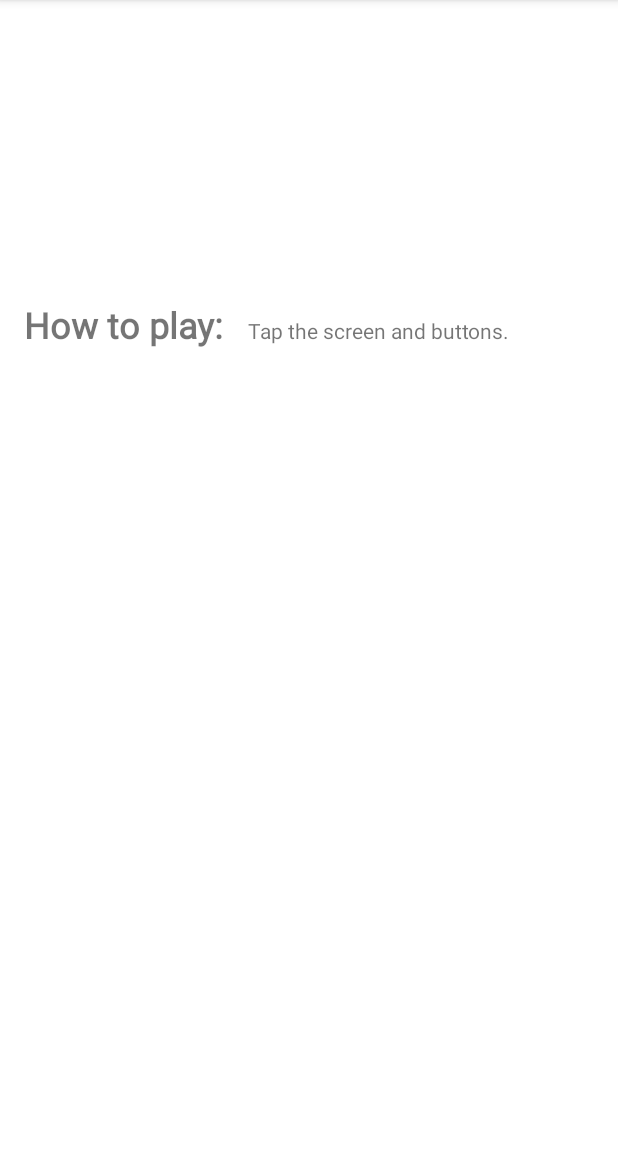
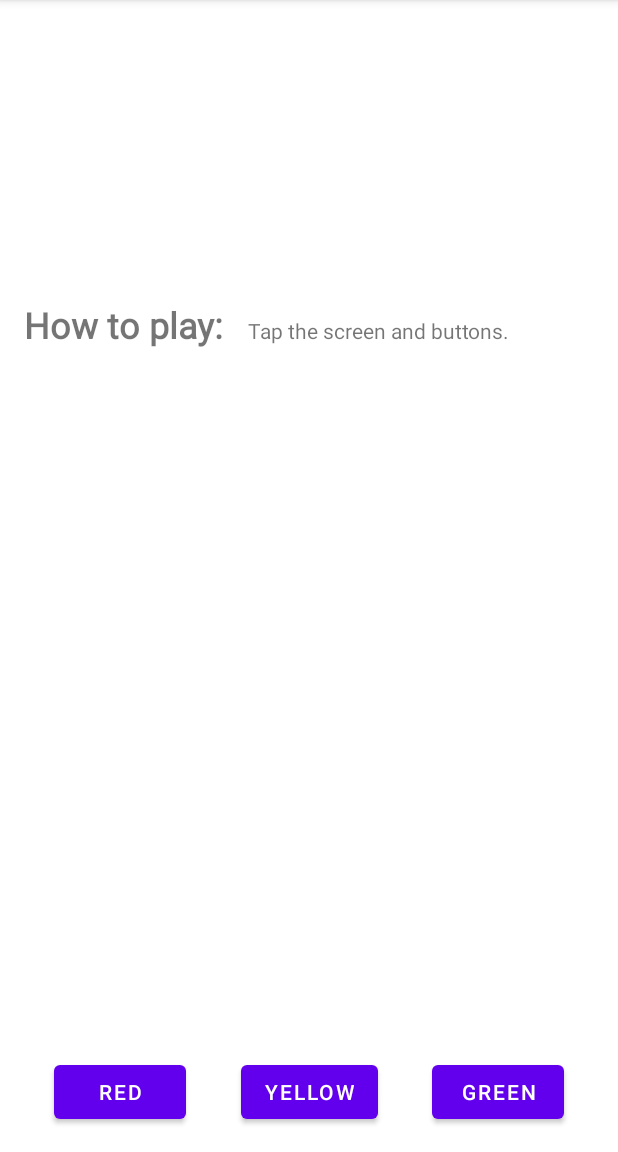
Before and after one commit to conrrado/ColorMyViews, an Android app: the screen it shows after launch (MainActivity), on a phone screen of 412 x 824 dp, the part 84-1236 px from its top. Run offline under Robolectric (Android 15) with nearby library versions, the phone set to English and light mode, and no system bars.

Commit message:
Title: Buttons with colors
Body: Added red, green and yellow button to change color.

```diff
--- a/app/src/main/java/com/conrradocamacho/colormyviews/MainActivity.kt
+++ b/app/src/main/java/com/conrradocamacho/colormyviews/MainActivity.kt
@@ -4,9 +4,15 @@ import android.graphics.Color
 import androidx.appcompat.app.AppCompatActivity
 import android.os.Bundle
 import android.view.View
+import android.widget.Button
 import android.widget.TextView
 
 class MainActivity : AppCompatActivity() {
+
+    private lateinit var boxThreeText: TextView
+    private lateinit var boxFourText: TextView
+    private lateinit var boxFiveText: TextView
+
     override fun onCreate(savedInstanceState: Bundle?) {
         super.onCreate(savedInstanceState)
         setContentView(R.layout.activity_main)
@@ -16,14 +22,18 @@ class MainActivity : AppCompatActivity() {
     private fun setListeners() {
         val boxOneText = findViewById<TextView>(R.id.box_one_text)
         val boxTwoText = findViewById<TextView>(R.id.box_two_text)
-        val boxThreeText = findViewById<TextView>(R.id.box_three_text)
-        val boxFourText = findViewById<TextView>(R.id.box_four_text)
-        val boxFiveText = findViewById<TextView>(R.id.box_five_text)
+        boxThreeText = findViewById(R.id.box_three_text)
+        boxFourText = findViewById(R.id.box_four_text)
+        boxFiveText = findViewById(R.id.box_five_text)
 
         val rootConstraintLayout = findViewById<View>(R.id.constraint_layout)
 
+        val redButton = findViewById<Button>(R.id.red_button)
+        val greenButton = findViewById<Button>(R.id.green_button)
+        val yellowButton = findViewById<Button>(R.id.yellow_button)
+
         val clickableViews: List<View> = listOf(boxOneText, boxTwoText, boxThreeText, boxFourText,
-            boxFiveText, rootConstraintLayout)
+            boxFiveText, rootConstraintLayout, redButton, greenButton, yellowButton)
 
         for (item in clickableViews) {
             item.setOnClickListener { makeColored(it) }
@@ -37,6 +47,11 @@ class MainActivity : AppCompatActivity() {
             R.id.box_three_text -> view.setBackgroundColor(Color.BLUE)
             R.id.box_four_text -> view.setBackgroundColor(Color.MAGENTA)
             R.id.box_five_text -> view.setBackgroundColor(Color.BLUE)
+
+            R.id.red_button -> boxThreeText.setBackgroundResource(R.color.my_red)
+            R.id.yellow_button -> boxFourText.setBackgroundResource(R.color.my_yellow)
+            R.id.green_button -> boxFiveText.setBackgroundResource(R.color.my_green)
+
             else -> view.setBackgroundColor(Color.LTGRAY)
         }
     }
--- a/app/src/main/res/layout/activity_main.xml
+++ b/app/src/main/res/layout/activity_main.xml
@@ -2,10 +2,10 @@
 <androidx.constraintlayout.widget.ConstraintLayout xmlns:android="http://schemas.android.com/apk/res/android"
     xmlns:app="http://schemas.android.com/apk/res-auto"
     xmlns:tools="http://schemas.android.com/tools"
+    android:id="@+id/constraint_layout"
     android:layout_width="match_parent"
     android:layout_height="match_parent"
-    tools:context=".MainActivity"
-    android:id="@+id/constraint_layout">
+    tools:context=".MainActivity">
 
     <TextView
         android:id="@+id/box_one_text"
@@ -100,4 +100,42 @@
         app:layout_constraintTop_toBottomOf="@+id/box_two_text"
         app:layout_constraintVertical_bias="0.0" />
 
+    <Button
+        android:id="@+id/red_button"
+        android:layout_width="wrap_content"
+        android:layout_height="wrap_content"
+        android:layout_marginStart="16dp"
+        android:text="@string/button_red"
+        app:layout_constraintBaseline_toBaselineOf="@+id/yellow_button"
+        app:layout_constraintEnd_toStartOf="@+id/yellow_button"
+        app:layout_constraintHorizontal_bias="0.5"
+        app:layout_constraintStart_toStartOf="parent" />
+
+    <Button
+        android:id="@+id/yellow_button"
+        android:layout_width="wrap_content"
+        android:layout_height="wrap_content"
+        android:layout_marginStart="16dp"
+        android:layout_marginTop="16dp"
+        android:layout_marginEnd="16dp"
+        android:layout_marginBottom="16dp"
+        android:text="@string/button_yellow"
+        app:layout_constraintBottom_toBottomOf="parent"
+        app:layout_constraintEnd_toStartOf="@+id/green_button"
+        app:layout_constraintHorizontal_bias="0.5"
+        app:layout_constraintStart_toEndOf="@+id/red_button"
+        app:layout_constraintTop_toBottomOf="@+id/info_text"
+        app:layout_constraintVertical_bias="1.0" />
+
+    <Button
+        android:id="@+id/green_button"
+        android:layout_width="wrap_content"
+        android:layout_height="wrap_content"
+        android:layout_marginEnd="16dp"
+        android:text="@string/button_green"
+        app:layout_constraintBaseline_toBaselineOf="@+id/yellow_button"
+        app:layout_constraintEnd_toEndOf="parent"
+        app:layout_constraintHorizontal_bias="0.5"
+        app:layout_constraintStart_toEndOf="@+id/yellow_button" />
+
 </androidx.constraintlayout.widget.ConstraintLayout>
--- a/app/src/main/res/values/colors.xml
+++ b/app/src/main/res/values/colors.xml
@@ -7,4 +7,7 @@
     <color name="teal_700">#FF018786</color>
     <color name="black">#FF000000</color>
     <color name="white">#FFFFFFFF</color>
+    <color name="my_green">#12C700</color>
+    <color name="my_red">#E54304</color>
+    <color name="my_yellow">#FFC107</color>
 </resources>
--- a/app/src/main/res/values/strings.xml
+++ b/app/src/main/res/values/strings.xml
@@ -7,4 +7,7 @@
     <string name="box_five">Box Five</string>
     <string name="how_to_play">How to play:</string>
     <string name="tap_the_boxes_and_buttons">Tap the screen and buttons.</string>
+    <string name="button_red">RED</string>
+    <string name="button_yellow">YELLOW</string>
+    <string name="button_green">GREEN</string>
 </resources>
```
